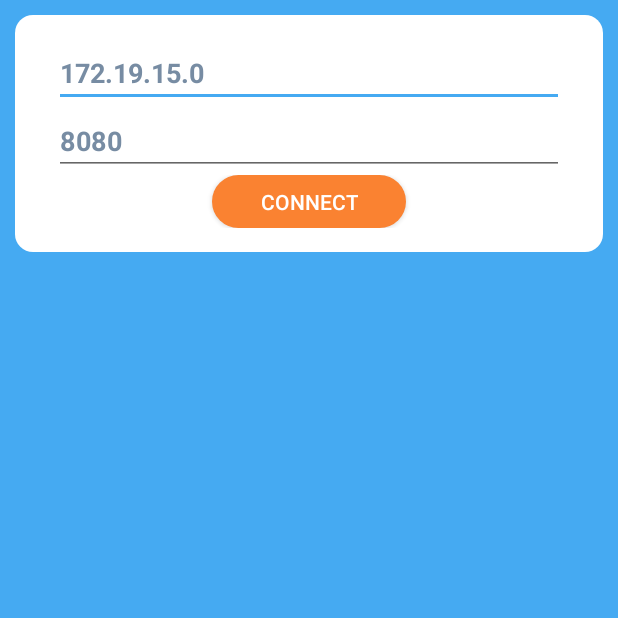
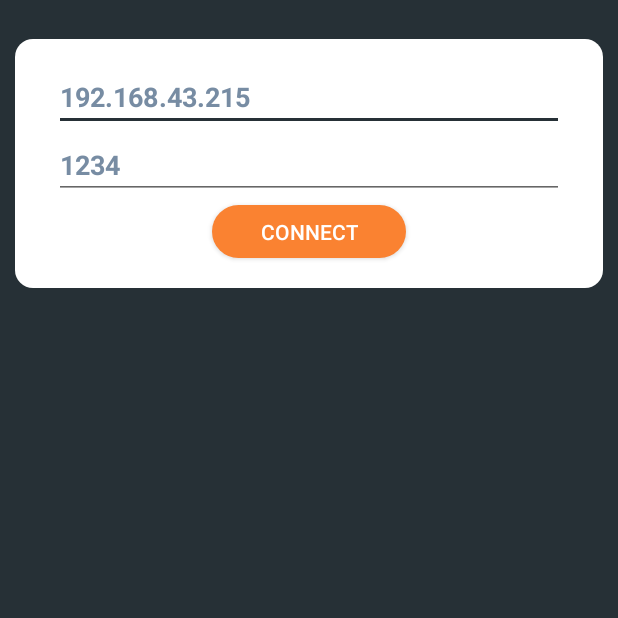
Before and after one commit to pranjalg2308/Blind, an Android app: the screen it shows after launch (MainActivity), on a phone screen of 412 x 824 dp, the top half of it. Run offline under Robolectric (Android 15) with nearby library versions, the phone set to English and light mode, and no system bars.

Commit message:
Socket Connection with text to speech done

```diff
--- a/app/src/main/AndroidManifest.xml
+++ b/app/src/main/AndroidManifest.xml
@@ -1,6 +1,9 @@
 <?xml version="1.0" encoding="utf-8"?>
 <manifest xmlns:android="http://schemas.android.com/apk/res/android"
     package="com.aviato.blind.blind">
+
+    <uses-permission android:name="android.permission.INTERNET" />
+    <uses-permission android:name="android.permission.ACCESS_NETWORK_STATE" />
 
     <application
         android:allowBackup="true"
--- a/app/src/main/res/drawable/app_primary_background.xml
+++ b/app/src/main/res/drawable/app_primary_background.xml
@@ -3,8 +3,8 @@
 
     <gradient
         android:angle="135"
-        android:endColor="#45AAF2"
-        android:startColor="@color/colorAccent" />
+        android:endColor="#263036"
+        android:startColor="@color/colorPrimaryDark" />
     <padding
         android:bottom="10dp"
         android:left="10dp"
--- a/app/src/main/res/layout/activity_main.xml
+++ b/app/src/main/res/layout/activity_main.xml
@@ -18,6 +18,7 @@
             android:layout_height="wrap_content"
             android:layout_alignParentStart="true"
             android:layout_alignParentTop="true"
+            android:layout_marginTop="16dp"
             android:background="@drawable/card_background"
             android:orientation="vertical"
             android:paddingVertical="16dp">
@@ -28,7 +29,7 @@
                 android:layout_height="wrap_content"
                 android:layout_marginHorizontal="16dp"
                 android:hint="Address Ip"
-                android:text="172.19.15.0"
+                android:text="192.168.43.215"
                 android:textColor="@color/grey"
                 android:textStyle="bold" />
 
@@ -38,7 +39,7 @@
                 android:layout_height="wrap_content"
                 android:layout_marginHorizontal="16dp"
                 android:hint="Address Ip"
-                android:text="8080"
+                android:text="1234"
                 android:textColor="@color/grey"
                 android:textStyle="bold" />
 
@@ -56,15 +57,10 @@
                     android:minHeight="0dp"
                     android:paddingHorizontal="32dp"
                     android:paddingVertical="8dp"
+                    android:layout_marginVertical="4dp"
                     android:text="Connect"
                     android:textColor="#fff" />
 
-                <ProgressBar
-                    android:id="@+id/connection_load"
-                    android:layout_width="32dp"
-                    android:layout_height="32dp"
-                    android:layout_marginHorizontal="4dp"
-                    android:visibility="gone" />
                 <ImageButton
                     android:id="@+id/ib_disconnect"
                     android:layout_width="wrap_content"
--- a/app/src/main/res/values/colors.xml
+++ b/app/src/main/res/values/colors.xml
@@ -1,7 +1,7 @@
 <?xml version="1.0" encoding="utf-8"?>
 <resources>
     <color name="colorPrimary">#fa8231</color>
-    <color name="colorPrimaryDark">#45AAF2</color>
-    <color name="colorAccent">#45aaf2</color>
+    <color name="colorPrimaryDark">#263036</color>
+    <color name="colorAccent">#263036</color>
     <color name="grey">#778ca3</color>
 </resources>
```
Also changed, not shown: app/src/main/java/com/aviato/blind/blind/MainActivity.java (+120 -3 lines), app/src/main/java/com/aviato/blind/blind/RoadInfo.java (added, +17 -0 lines).
